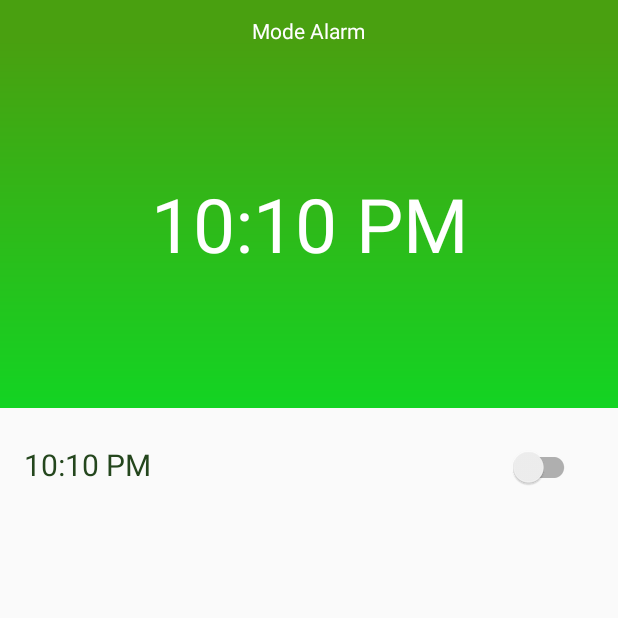
After one commit to irvandandung/FarmBot, an Android app: the AlarmActivity screen opened directly, with no data from a screen before it, on a phone screen of 412 x 824 dp, the top half of it. The commit adds this screen. Run offline under Robolectric (Android 15) with nearby library versions, the phone set to English and light mode, and no system bars.

Commit message:
added alarm kayout

```diff
--- a/app/src/main/AndroidManifest.xml
+++ b/app/src/main/AndroidManifest.xml
@@ -18,7 +18,8 @@
         </activity>
         <activity android:name=".HomeActivity" />
         <activity android:name=".Pestisida" />
-        <activity android:name=".PengusirBurungActivity"></activity>
+        <activity android:name=".PengusirBurungActivity" />
+        <activity android:name=".AlarmActivity"></activity>
     </application>
 
 </manifest>
--- /dev/null
+++ b/app/src/main/java/com/ghootenk/user/farmbot/AlarmActivity.java
@@ -0,0 +1,13 @@
+package com.ghootenk.user.farmbot;
+
+import android.support.v7.app.AppCompatActivity;
+import android.os.Bundle;
+
+public class AlarmActivity extends AppCompatActivity {
+
+    @Override
+    protected void onCreate(Bundle savedInstanceState) {
+        super.onCreate(savedInstanceState);
+        setContentView(R.layout.activity_alarm);
+    }
+}
--- /dev/null
+++ b/app/src/main/res/layout/activity_alarm.xml
@@ -0,0 +1,58 @@
+<?xml version="1.0" encoding="utf-8"?>
+<LinearLayout xmlns:android="http://schemas.android.com/apk/res/android"
+    xmlns:app="http://schemas.android.com/apk/res-auto"
+    xmlns:tools="http://schemas.android.com/tools"
+    android:layout_width="match_parent"
+    android:layout_height="match_parent"
+    tools:context=".AlarmActivity"
+    android:orientation="vertical">
+    <LinearLayout
+        android:layout_width="match_parent"
+        android:layout_height="wrap_content"
+        android:background="#49a010"
+        android:gravity="center">
+        <TextView
+            android:layout_width="wrap_content"
+            android:layout_height="wrap_content"
+            android:textSize="14sp"
+            android:textColor="#ffffff"
+            android:text="@string/mode_alarm"
+            android:layout_marginTop="7dp"/>
+    </LinearLayout>
+    <LinearLayout
+        android:layout_width="match_parent"
+        android:layout_height="245dp"
+        android:background="@drawable/gradient"
+        android:gravity="center"
+        android:orientation="vertical">
+        <TextView
+            android:layout_width="match_parent"
+            android:layout_height="wrap_content"
+            android:text="@string/time"
+            android:textSize="@dimen/time_text_size"
+            android:gravity="center"
+            android:textColor="@color/white"/>
+    </LinearLayout>
+    <LinearLayout
+        android:layout_width="match_parent"
+        android:layout_height="match_parent">
+        <LinearLayout
+            android:layout_width="match_parent"
+            android:layout_height="76dp"
+            android:orientation="horizontal"
+            android:weightSum="1">
+            <TextView
+                android:layout_width="wrap_content"
+                android:layout_height="match_parent"
+                android:text="@string/time"
+                android:gravity="center"
+                android:textSize="@dimen/text_alarm"
+                android:textColor="@color/color_text"
+                android:padding="16dp" />
+            <android.support.v7.widget.SwitchCompat
+                android:layout_width="wrap_content"
+                android:layout_height="wrap_content"
+                android:layout_weight="0.9"/>
+        </LinearLayout>
+    </LinearLayout>
+</LinearLayout>
--- a/app/src/main/res/layout/activity_pengusir_burung.xml
+++ b/app/src/main/res/layout/activity_pengusir_burung.xml
@@ -5,8 +5,7 @@
     android:layout_width="match_parent"
     android:layout_height="match_parent"
     tools:context=".PengusirBurungActivity"
-    android:orientation="vertical"
-    >
+    android:orientation="vertical">
     <LinearLayout
         android:layout_width="match_parent"
         android:layout_height="wrap_content"
--- a/app/src/main/res/values/colors.xml
+++ b/app/src/main/res/values/colors.xml
@@ -4,4 +4,5 @@
     <color name="colorPrimaryDark">#49a010</color>
     <color name="colorAccent">#ffffff</color>
     <color name="color_text">#24461d</color>
+    <color name="white">#ffffff</color>
 </resources>
--- a/app/src/main/res/values/dimens.xml
+++ b/app/src/main/res/values/dimens.xml
@@ -5,4 +5,7 @@
     <dimen name="text_size">16sp</dimen>
     <dimen name="padding_text">20dp</dimen>
     <dimen name="margin_card">30dp</dimen>
+    <dimen name="time_text_size">50sp</dimen>
+    <dimen name="alarm_text">20sp</dimen>
+    <dimen name="text_alarm">20sp</dimen>
 </resources>
--- a/app/src/main/res/values/strings.xml
+++ b/app/src/main/res/values/strings.xml
@@ -2,4 +2,6 @@
     <string name="app_name">FarmBot</string>
     <string name="pengusir_burung">pengusir burung</string>
     <string name="pestisida">pestisida</string>
+    <string name="mode_alarm">Mode Alarm</string>
+    <string name="time">10:10 PM</string>
 </resources>
```
